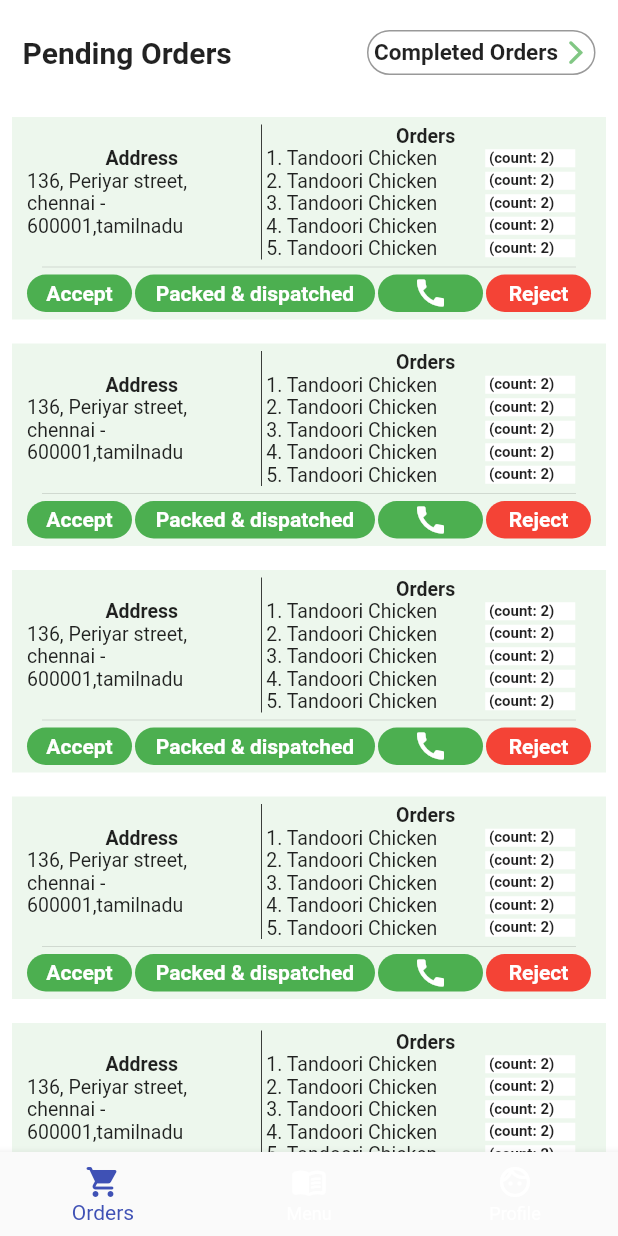
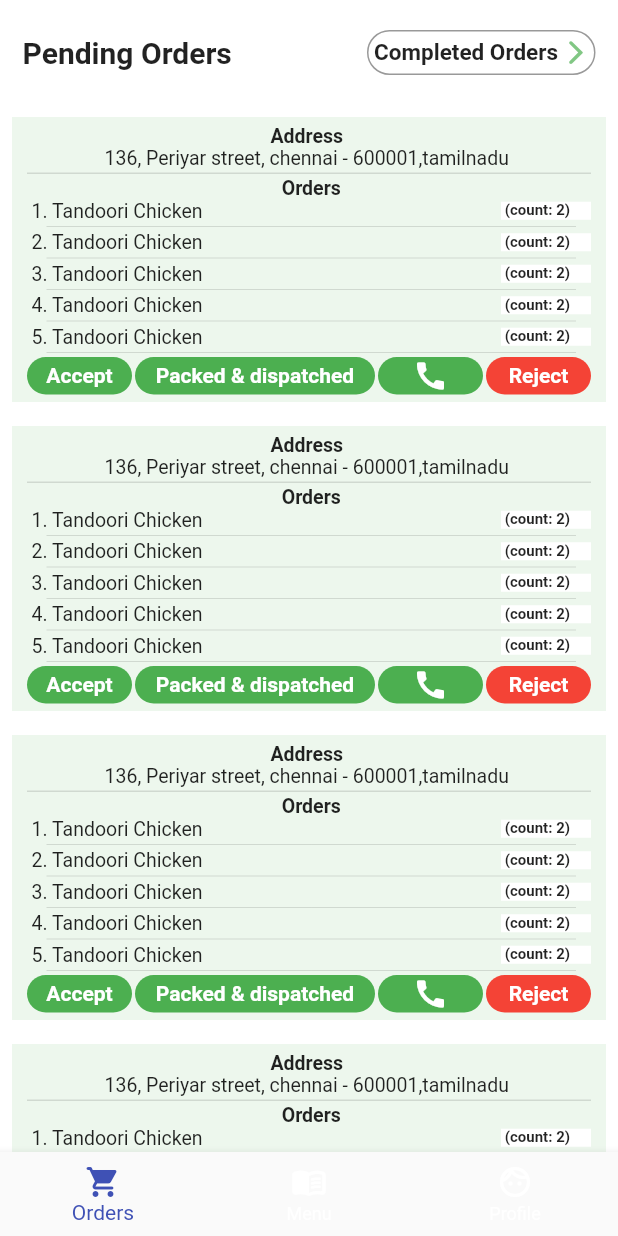
Before and after one commit to DOOFIE-app/Frontend-flutter, a Flutter app: the screen it shows after launch, after a tap on "Login", on a phone screen of 412 x 824 dp. Run offline on Flutter 3.47's test engine with Material 2 defaults, Android fonts, the light colour scheme and no system bars; Roboto replaces fonts that are missing (Helvetica).

Commit message:
basic changes

```diff
--- a/lib/view/login/login.dart
+++ b/lib/view/login/login.dart
@@ -13,10 +13,16 @@ class _LoginPageState extends State<LoginPage> {
   @override
   Widget build(BuildContext context) {
     return Scaffold(
+      backgroundColor: Colors.white ,
       body: Center(
         child: Column(
           mainAxisAlignment: MainAxisAlignment.center,
           children: <Widget>[
+            Container(
+              width: 200,
+                height: 200,
+                child: Image(image: AssetImage('assets/images/app_logo.PNG'))
+            ),
             Padding(
               padding: EdgeInsets.all(10),
               child: Container(
@@ -25,7 +31,7 @@ class _LoginPageState extends State<LoginPage> {
                 alignment: Alignment.centerLeft,
                 padding: EdgeInsets.fromLTRB(10, 10, 10, 0),
                 decoration: BoxDecoration(
-                  border: Border.all(color: Commons.themeColor.withOpacity(.7),width: .5),
+                  border: Border.all(color: Commons.themeColor,width: .5),
                   borderRadius: BorderRadius.circular(8),
                 ),
                 child: TextField(
@@ -50,7 +56,7 @@ class _LoginPageState extends State<LoginPage> {
                 alignment: Alignment.centerLeft,
                 padding: EdgeInsets.fromLTRB(10, 10, 10, 0),
                 decoration: BoxDecoration(
-                  border: Border.all(color:Commons.themeColor.withOpacity(.7),width: .5),
+                  border: Border.all(color:Commons.themeColor,width: .5),
                   borderRadius: BorderRadius.circular(8),
                 ),
                 child: TextField(
@@ -79,14 +85,14 @@ class _LoginPageState extends State<LoginPage> {
                   alignment: Alignment.center,
                   decoration: BoxDecoration(
                     borderRadius: BorderRadius.circular(8),
-                    color: Commons.themeColor.withOpacity(.7),
+                    color: Commons.themeColor.withOpacity(.95),
                   ),
                   child: Text(
                     'Login',
                     style: TextStyle(
                       fontSize: 20,
                       fontWeight: FontWeight.bold,
-                      color: Colors.white.withOpacity(.8),
+                      color: Colors.white,
                     ),
                   ),
                 ),
--- a/lib/view/order/pending-order.dart
+++ b/lib/view/order/pending-order.dart
@@ -25,10 +25,8 @@ class _PendingOrder extends State<PendingOrder> {
               width: MediaQuery.of(context).size.width,
               child: Column(
                 children: [
-                  Row(
-                    children: [
                   Container(
-                        width: MediaQuery.of(context).size.width/2-50,
+                    width: MediaQuery.of(context).size.width,
                     padding: EdgeInsets.only(right: 3),
                     child: Column(
                       children: [
@@ -48,14 +46,14 @@ class _PendingOrder extends State<PendingOrder> {
                       ],
                     ),
                   ),
+                  Divider(
+                    thickness: 1,
+                    indent: 0,
+                    endIndent: 0,
+                    height: 5,
+                  ),
                   Container(
-                        width: MediaQuery.of(context).size.width/2+10,
                     padding: EdgeInsets.only(left: 3),
-                        decoration: BoxDecoration(
-                            border: Border(left:BorderSide(
-                                width: .5
-                            ))
-                        ),
                     child: Column(
                       children: [
                         Text('Orders',
@@ -71,10 +69,13 @@ class _PendingOrder extends State<PendingOrder> {
                             itemCount: 5,
                             itemBuilder:(BuildContext context, int index){
                               return
+                                Column(
+                                  children: [
                                     Row(
+                                      mainAxisAlignment: MainAxisAlignment.spaceBetween,
                                       children: [
                                         Container(
-                                          width: MediaQuery.of(context).size.width/2-60,
+                                          width: 150,
                                           child: Text('${index+1}. Tandoori Chicken',
                                             style: TextStyle(
                                               color: Commons.textColor,
@@ -94,21 +95,19 @@ class _PendingOrder extends State<PendingOrder> {
                                           ),
                                         ),
                                       ],
+                                    ),
+                                    Divider(
+                                      indent: 10,
+                                      endIndent: 10,
+                                      height: 6,
+                                    ),
+                                  ],
                                 );
                             }
                         ),
                       ],
                     ),
                   ),
-                    ],
-                  ),
-
-                  Divider(
-                    indent: 10,
-                    endIndent: 10,
-                    height: 10,
-                  ),
-
                   Row(
                     mainAxisAlignment: MainAxisAlignment.spaceBetween,
                     children: [
--- a/lib/view/profile/profile.dart
+++ b/lib/view/profile/profile.dart
@@ -9,6 +9,6 @@ class Profile extends StatefulWidget {
 class _Profile extends State<Profile> {
   @override
   Widget build(BuildContext context) {
-    return Center(child: Text('Profile'));
+    return Center(child: Image(image: AssetImage('assets/images/app_icon.PNG')));
   }
 }
```
Also changed, not shown: pubspec.yaml (+9 -0 lines), assets/images/app_icon.PNG (added), assets/images/app_logo.PNG (added), assets/images/splash_screen.PNG (added), pubspec.lock, 23 other files. Lines whose indentation alone changed are shown as unchanged.
